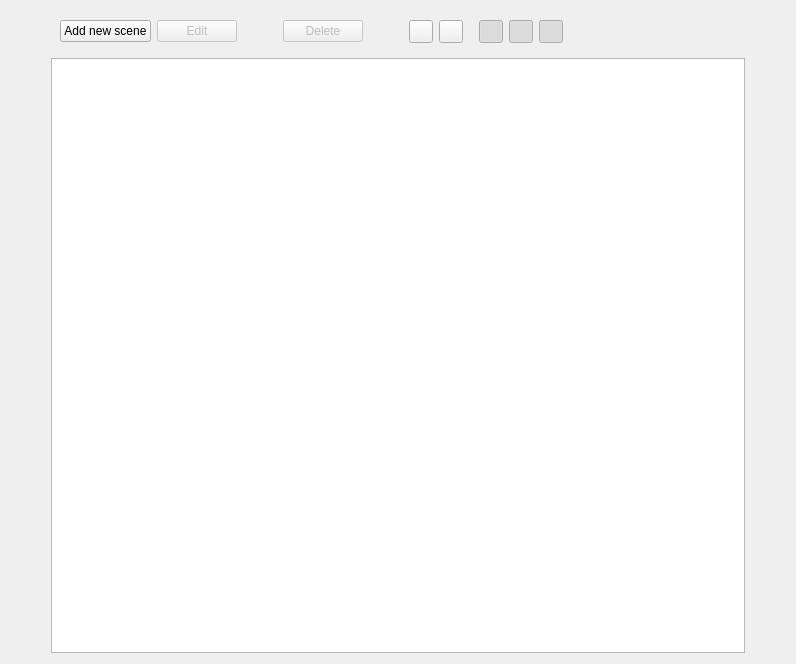
First picture: the form in ui/scenes_view.ui, repository zkovari/plotlyst, before the edit.
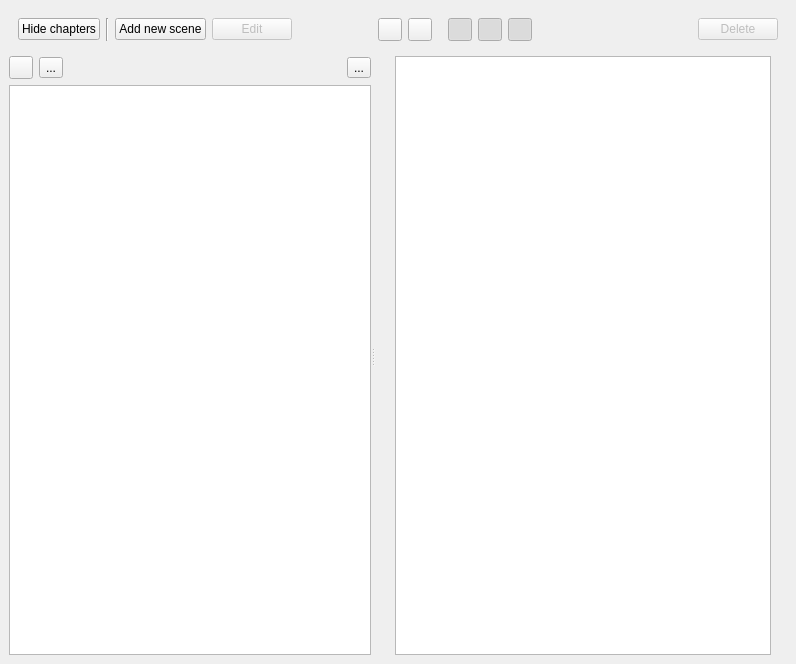
Second picture: the form after the edit. Custom widgets are drawn as their Qt base class.

The edit to the form file:
```diff
--- a/ui/scenes_view.ui
+++ b/ui/scenes_view.ui
@@ -13,8 +13,310 @@
   <property name="windowTitle">
    <string>Form</string>
   </property>
-  <layout class="QGridLayout" name="gridLayout">
-   <item row="1" column="0">
+  <layout class="QVBoxLayout" name="verticalLayout">
+   <property name="spacing">
+    <number>0</number>
+   </property>
+   <property name="leftMargin">
+    <number>0</number>
+   </property>
+   <property name="topMargin">
+    <number>0</number>
+   </property>
+   <property name="rightMargin">
+    <number>0</number>
+   </property>
+   <property name="bottomMargin">
+    <number>0</number>
+   </property>
+   <item>
+    <widget class="QStackedWidget" name="stackedWidget">
+     <property name="currentIndex">
+      <number>0</number>
+     </property>
+     <widget class="QWidget" name="pageView">
+      <layout class="QVBoxLayout" name="verticalLayout_4">
+       <item>
+        <widget class="QWidget" name="widget" native="true">
+         <layout class="QHBoxLayout" name="horizontalLayout">
+          <item>
+           <widget class="QPushButton" name="btnChaptersToggle">
+            <property name="text">
+             <string>Hide chapters</string>
+            </property>
+            <property name="checkable">
+             <bool>true</bool>
+            </property>
+           </widget>
+          </item>
+          <item>
+           <widget class="Line" name="line">
+            <property name="orientation">
+             <enum>Qt::Vertical</enum>
+            </property>
+           </widget>
+          </item>
+          <item>
+           <widget class="QPushButton" name="btnNew">
+            <property name="maximumSize">
+             <size>
+              <width>130</width>
+              <height>16777215</height>
+             </size>
+            </property>
+            <property name="text">
+             <string>Add new scene</string>
+            </property>
+            <property name="shortcut">
+             <string>Ctrl+N</string>
+            </property>
+           </widget>
+          </item>
+          <item>
+           <widget class="QPushButton" name="btnEdit">
+            <property name="enabled">
+             <bool>false</bool>
+            </property>
+            <property name="maximumSize">
+             <size>
+              <width>130</width>
+              <height>16777215</height>
+             </size>
+            </property>
+            <property name="text">
+             <string>Edit</string>
+            </property>
+            <property name="shortcut">
+             <string>E</string>
+            </property>
+           </widget>
+          </item>
+          <item>
+           <spacer name="horizontalSpacer_4">
+            <property name="orientation">
+             <enum>Qt::Horizontal</enum>
+            </property>
+            <property name="sizeType">
+             <enum>QSizePolicy::Preferred</enum>
+            </property>
+            <property name="sizeHint" stdset="0">
+             <size>
+              <width>40</width>
+              <height>20</height>
+             </size>
+            </property>
+           </spacer>
+          </item>
+          <item>
+           <spacer name="horizontalSpacer">
+            <property name="orientation">
+             <enum>Qt::Horizontal</enum>
+            </property>
+            <property name="sizeType">
+             <enum>QSizePolicy::Preferred</enum>
+            </property>
+            <property name="sizeHint" stdset="0">
+             <size>
+              <width>40</width>
+              <height>20</height>
+             </size>
+            </property>
+           </spacer>
+          </item>
+          <item>
+           <widget class="QToolButton" name="btnGraphs">
+            <property name="text">
+             <string/>
+            </property>
+           </widget>
+          </item>
+          <item>
+           <widget class="QToolButton" name="btnFilter">
+            <property name="text">
+             <string/>
+            </property>
+           </widget>
+          </item>
+          <item>
+           <spacer name="horizontalSpacer_6">
+            <property name="orientation">
+             <enum>Qt::Horizontal</enum>
+            </property>
+            <property name="sizeType">
+             <enum>QSizePolicy::Preferred</enum>
+            </property>
+            <property name="sizeHint" stdset="0">
+             <size>
+              <width>10</width>
+              <height>20</height>
+             </size>
+            </property>
+           </spacer>
+          </item>
+          <item>
+           <widget class="QToolButton" name="btnAct1">
+            <property name="cursor">
+             <cursorShape>PointingHandCursor</cursorShape>
+            </property>
+            <property name="text">
+             <string/>
+            </property>
+            <property name="checkable">
+             <bool>true</bool>
+            </property>
+            <property name="checked">
+             <bool>true</bool>
+            </property>
+           </widget>
+          </item>
+          <item>
+           <widget class="QToolButton" name="btnAct2">
+            <property name="cursor">
+             <cursorShape>PointingHandCursor</cursorShape>
+            </property>
+            <property name="text">
+             <string/>
+            </property>
+            <property name="checkable">
+             <bool>true</bool>
+            </property>
+            <property name="checked">
+             <bool>true</bool>
+            </property>
+           </widget>
+          </item>
+          <item>
+           <widget class="QToolButton" name="btnAct3">
+            <property name="cursor">
+             <cursorShape>PointingHandCursor</cursorShape>
+            </property>
+            <property name="text">
+             <string/>
+            </property>
+            <property name="checkable">
+             <bool>true</bool>
+            </property>
+            <property name="checked">
+             <bool>true</bool>
+            </property>
+           </widget>
+          </item>
+          <item>
+           <spacer name="horizontalSpacer_5">
+            <property name="orientation">
+             <enum>Qt::Horizontal</enum>
+            </property>
+            <property name="sizeHint" stdset="0">
+             <size>
+              <width>40</width>
+              <height>20</height>
+             </size>
+            </property>
+           </spacer>
+          </item>
+          <item>
+           <widget class="QPushButton" name="btnDelete">
+            <property name="enabled">
+             <bool>false</bool>
+            </property>
+            <property name="maximumSize">
+             <size>
+              <width>130</width>
+              <height>16777215</height>
+             </size>
+            </property>
+            <property name="text">
+             <string>Delete</string>
+            </property>
+            <property name="shortcut">
+             <string>Del</string>
+            </property>
+           </widget>
+          </item>
+         </layout>
+        </widget>
+       </item>
+       <item>
+        <widget class="QSplitter" name="splitterLeft">
+         <property name="sizePolicy">
+          <sizepolicy hsizetype="Expanding" vsizetype="Expanding">
+           <horstretch>0</horstretch>
+           <verstretch>0</verstretch>
+          </sizepolicy>
+         </property>
+         <property name="orientation">
+          <enum>Qt::Horizontal</enum>
+         </property>
+         <widget class="QWidget" name="wgtChapters" native="true">
+          <layout class="QVBoxLayout" name="verticalLayout_2">
+           <item>
+            <layout class="QHBoxLayout" name="horizontalLayout_3">
+             <item>
+              <widget class="QToolButton" name="btnNewChapter">
+               <property name="text">
+                <string/>
+               </property>
+              </widget>
+             </item>
+             <item>
+              <widget class="QToolButton" name="toolButton_2">
+               <property name="text">
+                <string>...</string>
+               </property>
+              </widget>
+             </item>
+             <item>
+              <spacer name="horizontalSpacer_7">
+               <property name="orientation">
+                <enum>Qt::Horizontal</enum>
+               </property>
+               <property name="sizeHint" stdset="0">
+                <size>
+                 <width>40</width>
+                 <height>20</height>
+                </size>
+               </property>
+              </spacer>
+             </item>
+             <item>
+              <widget class="QToolButton" name="toolButton_3">
+               <property name="text">
+                <string>...</string>
+               </property>
+              </widget>
+             </item>
+            </layout>
+           </item>
+           <item>
+            <widget class="ActionBasedTreeView" name="treeChapters">
+             <property name="sizePolicy">
+              <sizepolicy hsizetype="Preferred" vsizetype="Expanding">
+               <horstretch>0</horstretch>
+               <verstretch>0</verstretch>
+              </sizepolicy>
+             </property>
+             <property name="mouseTracking">
+              <bool>true</bool>
+             </property>
+             <property name="dragEnabled">
+              <bool>true</bool>
+             </property>
+             <property name="dragDropMode">
+              <enum>QAbstractItemView::DragDrop</enum>
+             </property>
+             <attribute name="headerVisible">
+              <bool>false</bool>
+             </attribute>
+             <attribute name="headerStretchLastSection">
+              <bool>false</bool>
+             </attribute>
+            </widget>
+           </item>
+          </layout>
+         </widget>
+         <widget class="QWidget" name="layoutWidget">
+          <layout class="QHBoxLayout" name="horizontalLayout_2">
+           <item>
     <spacer name="horizontalSpacer_2">
      <property name="orientation">
       <enum>Qt::Horizontal</enum>
@@ -24,29 +326,13 @@
      </property>
      <property name="sizeHint" stdset="0">
       <size>
-       <width>40</width>
+               <width>20</width>
        <height>20</height>
       </size>
      </property>
     </spacer>
    </item>
-   <item row="1" column="2">
-    <spacer name="horizontalSpacer_3">
-     <property name="orientation">
-      <enum>Qt::Horizontal</enum>
-     </property>
-     <property name="sizeType">
-      <enum>QSizePolicy::Preferred</enum>
-     </property>
-     <property name="sizeHint" stdset="0">
-      <size>
-       <width>40</width>
-       <height>20</height>
-      </size>
-     </property>
-    </spacer>
-   </item>
-   <item row="1" column="1">
+           <item>
     <widget class="QTableView" name="tblScenes">
      <property name="editTriggers">
       <set>QAbstractItemView::AnyKeyPressed|QAbstractItemView::CurrentChanged|QAbstractItemView::DoubleClicked|QAbstractItemView::EditKeyPressed</set>
@@ -101,46 +387,8 @@
      </attribute>
     </widget>
    </item>
-   <item row="0" column="1">
-    <widget class="QWidget" name="widget" native="true">
-     <layout class="QHBoxLayout" name="horizontalLayout">
       <item>
-       <widget class="QPushButton" name="btnNew">
-        <property name="maximumSize">
-         <size>
-          <width>130</width>
-          <height>16777215</height>
-         </size>
-        </property>
-        <property name="text">
-         <string>Add new scene</string>
-        </property>
-        <property name="shortcut">
-         <string>Ctrl+N</string>
-        </property>
-       </widget>
-      </item>
-      <item>
-       <widget class="QPushButton" name="btnEdit">
-        <property name="enabled">
-         <bool>false</bool>
-        </property>
-        <property name="maximumSize">
-         <size>
-          <width>130</width>
-          <height>16777215</height>
-         </size>
-        </property>
-        <property name="text">
-         <string>Edit</string>
-        </property>
-        <property name="shortcut">
-         <string>E</string>
-        </property>
-       </widget>
-      </item>
-      <item>
-       <spacer name="horizontalSpacer_4">
+            <spacer name="horizontalSpacer_3">
         <property name="orientation">
          <enum>Qt::Horizontal</enum>
         </property>
@@ -149,143 +397,32 @@
         </property>
         <property name="sizeHint" stdset="0">
          <size>
-          <width>40</width>
-          <height>20</height>
+               <width>16</width>
+               <height>17</height>
          </size>
         </property>
        </spacer>
       </item>
-      <item>
-       <widget class="QPushButton" name="btnDelete">
-        <property name="enabled">
-         <bool>false</bool>
-        </property>
-        <property name="maximumSize">
-         <size>
-          <width>130</width>
-          <height>16777215</height>
-         </size>
-        </property>
-        <property name="text">
-         <string>Delete</string>
-        </property>
-        <property name="shortcut">
-         <string>Del</string>
-        </property>
-       </widget>
-      </item>
-      <item>
-       <spacer name="horizontalSpacer">
-        <property name="orientation">
-         <enum>Qt::Horizontal</enum>
-        </property>
-        <property name="sizeType">
-         <enum>QSizePolicy::Preferred</enum>
-        </property>
-        <property name="sizeHint" stdset="0">
-         <size>
-          <width>40</width>
-          <height>20</height>
-         </size>
-        </property>
-       </spacer>
-      </item>
-      <item>
-       <widget class="QToolButton" name="btnGraphs">
-        <property name="text">
-         <string/>
-        </property>
-       </widget>
-      </item>
-      <item>
-       <widget class="QToolButton" name="btnFilter">
-        <property name="text">
-         <string/>
-        </property>
-       </widget>
-      </item>
-      <item>
-       <spacer name="horizontalSpacer_6">
-        <property name="orientation">
-         <enum>Qt::Horizontal</enum>
-        </property>
-        <property name="sizeType">
-         <enum>QSizePolicy::Preferred</enum>
-        </property>
-        <property name="sizeHint" stdset="0">
-         <size>
-          <width>10</width>
-          <height>20</height>
-         </size>
-        </property>
-       </spacer>
-      </item>
-      <item>
-       <widget class="QToolButton" name="btnAct1">
-        <property name="cursor">
-         <cursorShape>PointingHandCursor</cursorShape>
-        </property>
-        <property name="text">
-         <string/>
-        </property>
-        <property name="checkable">
-         <bool>true</bool>
-        </property>
-        <property name="checked">
-         <bool>true</bool>
-        </property>
-       </widget>
-      </item>
-      <item>
-       <widget class="QToolButton" name="btnAct2">
-        <property name="cursor">
-         <cursorShape>PointingHandCursor</cursorShape>
-        </property>
-        <property name="text">
-         <string/>
-        </property>
-        <property name="checkable">
-         <bool>true</bool>
-        </property>
-        <property name="checked">
-         <bool>true</bool>
-        </property>
-       </widget>
-      </item>
-      <item>
-       <widget class="QToolButton" name="btnAct3">
-        <property name="cursor">
-         <cursorShape>PointingHandCursor</cursorShape>
-        </property>
-        <property name="text">
-         <string/>
-        </property>
-        <property name="checkable">
-         <bool>true</bool>
-        </property>
-        <property name="checked">
-         <bool>true</bool>
-        </property>
-       </widget>
-      </item>
-      <item>
-       <spacer name="horizontalSpacer_5">
-        <property name="orientation">
-         <enum>Qt::Horizontal</enum>
-        </property>
-        <property name="sizeHint" stdset="0">
-         <size>
-          <width>40</width>
-          <height>20</height>
-         </size>
-        </property>
-       </spacer>
-      </item>
-     </layout>
-    </widget>
-   </item>
-  </layout>
- </widget>
+          </layout>
+         </widget>
+        </widget>
+       </item>
+      </layout>
+     </widget>
+     <widget class="QWidget" name="pageEditor">
+      <layout class="QVBoxLayout" name="verticalLayout_3"/>
+     </widget>
+    </widget>
+   </item>
+  </layout>
+ </widget>
+ <customwidgets>
+  <customwidget>
+   <class>ActionBasedTreeView</class>
+   <extends>QTreeView</extends>
+   <header>novel_outliner.view.widget.tree_view</header>
+  </customwidget>
+ </customwidgets>
  <resources/>
  <connections/>
 </ui>
```
Lines whose indentation alone changed are shown as unchanged.
